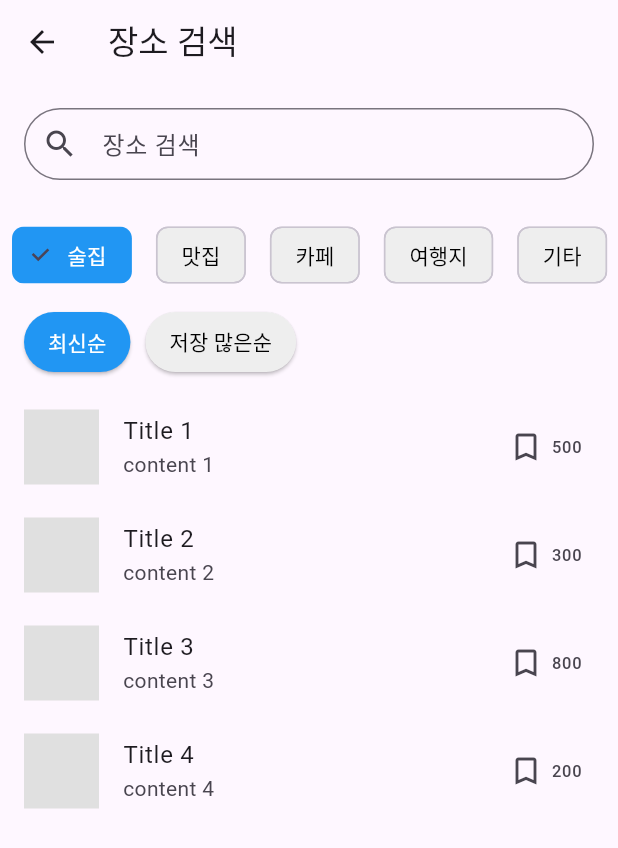
After one commit to 2GS-LuckyTon/Pinmate_FE, a Flutter app: the ListScreen screen opened directly, after a tap on "술집", on a phone screen of 412 x 824 dp. The commit adds this screen. Shown: the top 848 px of the screen. Run offline on Flutter 3.47's test engine with Material 3 defaults, Android fonts, the phone set to English and light mode, and no system bars; our stand-ins replace flutter_screenutil, google_maps_flutter, location.

Commit message:
Feat:: tag_list_screen 기본 틀 작성

```diff
--- a/lib/screen/mainfunction/list/list_screen.dart
+++ b/lib/screen/mainfunction/list/list_screen.dart
@@ -1,6 +1,7 @@
 import 'package:flutter/material.dart';
 import '../../main_screen.dart';
 import 'list_detail_screen.dart';
+import 'tag_list_screen.dart'; // TagListScreen import
 
 class ListScreen extends StatefulWidget {
   const ListScreen({super.key});
@@ -8,8 +9,8 @@ class ListScreen extends StatefulWidget {
   @override
   State<ListScreen> createState() => _ListScreenState();
 }
+
 class _ListScreenState extends State<ListScreen> {
-  // 예시 데이터
   final List<String> categories = ["술집", "맛집", "카페", "여행지", "기타"];
   final List<Map<String, dynamic>> hotList = [
     {"title": "Title", "content": "content", "scrap": 500},
@@ -52,7 +53,17 @@ class _ListScreenState extends State<ListScreen> {
                 childAspectRatio: 1,
               ),
               itemBuilder: (context, index) {
-                return Column(
+                return GestureDetector(
+                  onTap: () {
+                    // 리스트 태그 클릭 시 TagListScreen으로 이동
+                    Navigator.push(
+                      context,
+                      MaterialPageRoute(
+                        builder: (context) => TagListScreen(category: categories[index]),
+                      ),
+                    );
+                  },
+                  child: Column(
                     children: [
                       Container(
                         height: 50,
@@ -61,6 +72,7 @@ class _ListScreenState extends State<ListScreen> {
                       ),
                       Text(categories[index], style: TextStyle(fontSize: 12)),
                     ],
+                  ),
                 );
               },
             ),
--- /dev/null
+++ b/lib/screen/mainfunction/list/tag_list_screen.dart
@@ -0,0 +1,192 @@
+import 'package:flutter/material.dart';
+
+class TagListScreen extends StatefulWidget {
+  final String category;
+
+  TagListScreen({required this.category});
+
+  @override
+  _TagListScreenState createState() => _TagListScreenState();
+}
+
+class _TagListScreenState extends State<TagListScreen> with SingleTickerProviderStateMixin {
+  late TabController _tabController;
+  int selectedTagIndex = 0;
+
+  // 예시 데이터
+  final List<String> tags = ["술집", "맛집", "카페", "여행지", "기타"];
+  final List<Map<String, dynamic>> listData = [
+    {"title": "Title 1", "content": "content 1", "scrap": 500},
+    {"title": "Title 2", "content": "content 2", "scrap": 300},
+    {"title": "Title 3", "content": "content 3", "scrap": 800},
+    {"title": "Title 4", "content": "content 4", "scrap": 200},
+  ];
+
+  @override
+  void initState() {
+    super.initState();
+    _tabController = TabController(length: 2, vsync: this);
+  }
+
+  @override
+  void dispose() {
+    _tabController.dispose();
+    super.dispose();
+  }
+
+  @override
+  Widget build(BuildContext context) {
+    return Scaffold(
+      appBar: AppBar(
+        title: Text("장소 검색"),
+      ),
+      body: Column(
+        crossAxisAlignment: CrossAxisAlignment.start,
+        children: [
+          Padding(
+            padding: const EdgeInsets.all(16.0),
+            child: TextField(
+              decoration: InputDecoration(
+                hintText: '장소 검색',
+                prefixIcon: Icon(Icons.search),
+                border: OutlineInputBorder(
+                  borderRadius: BorderRadius.circular(30),
+                ),
+                contentPadding: EdgeInsets.symmetric(vertical: 0),
+              ),
+            ),
+          ),
+          SizedBox(height: 10),
+          // 태그 목록 (좌우 스크롤 가능)
+          SingleChildScrollView(
+            scrollDirection: Axis.horizontal,
+            child: Row(
+              children: List.generate(tags.length, (index) {
+                return Padding(
+                  padding: const EdgeInsets.symmetric(horizontal: 8.0),
+                  child: ChoiceChip(
+                    label: Text(tags[index]),
+                    selected: selectedTagIndex == index,
+                    onSelected: (bool selected) {
+                      setState(() {
+                        selectedTagIndex = index;
+                      });
+                    },
+                    selectedColor: Colors.blue,
+                    backgroundColor: Colors.grey[200],
+                    labelStyle: TextStyle(
+                      color: selectedTagIndex == index ? Colors.white : Colors.black,
+                    ),
+                  ),
+                );
+              }),
+            ),
+          ),
+          SizedBox(height: 10),
+          // 정렬 버튼 (최신순, 저장 많은순)
+          Padding(
+            padding: const EdgeInsets.symmetric(horizontal: 16.0),
+            child: Row(
+              mainAxisAlignment: MainAxisAlignment.start,
+              children: [
+                ElevatedButton(
+                  onPressed: () {
+                    _tabController.index = 0; // 최신순 탭으로 이동
+                  },
+                  style: ElevatedButton.styleFrom(
+                    padding: EdgeInsets.symmetric(horizontal: 16),
+                    backgroundColor: _tabController.index == 0 ? Colors.blue : Colors.grey[200],
+                    foregroundColor: _tabController.index == 0 ? Colors.white : Colors.black,
+                    shape: RoundedRectangleBorder(
+                      borderRadius: BorderRadius.circular(20),
+                    ),
+                  ),
+                  child: Text("최신순"),
+                ),
+                SizedBox(width: 10),
+                ElevatedButton(
+                  onPressed: () {
+                    _tabController.index = 1; // 저장 많은순 탭으로 이동
+                  },
+                  style: ElevatedButton.styleFrom(
+                    padding: EdgeInsets.symmetric(horizontal: 16),
+                    backgroundColor: _tabController.index == 1 ? Colors.blue : Colors.grey[200],
+                    foregroundColor: _tabController.index == 1 ? Colors.white : Colors.black,
+                    shape: RoundedRectangleBorder(
+                      borderRadius: BorderRadius.circular(20),
+                    ),
+                  ),
+                  child: Text("저장 많은순"),
+                ),
+              ],
+            ),
+          ),
+          SizedBox(height: 10),
+          // 최신순 및 저장 많은순 탭 내용
+          Expanded(
+            child: TabBarView(
+              controller: _tabController,
+              children: [
+                // 최신순 탭
+                ListView.builder(
+                  itemCount: listData.length,
+                  itemBuilder: (context, index) {
+                    return ListTile(
+                      leading: Container(
+                        height: 50,
+                        width: 50,
+                        color: Colors.grey[300],
+                      ),
+                      title: Text(listData[index]["title"]),
+                      subtitle: Text(listData[index]["content"]),
+                      trailing: Row(
+                        mainAxisSize: MainAxisSize.min,
+                        children: [
+                          Icon(Icons.bookmark_outline),
+                          SizedBox(width: 5),
+                          Text(listData[index]["scrap"].toString()),
+                        ],
+                      ),
+                      onTap: () {
+                        // 리스트 항목을 클릭했을 때의 동작 (예: 상세 페이지 이동)
+                      },
+                    );
+                  },
+                ),
+                // 저장 많은순 탭
+                ListView.builder(
+                  itemCount: listData.length,
+                  itemBuilder: (context, index) {
+                    List<Map<String, dynamic>> sortedList = List.from(listData);
+                    sortedList.sort((a, b) => b["scrap"].compareTo(a["scrap"]));
+
+                    return ListTile(
+                      leading: Container(
+                        height: 50,
+                        width: 50,
+                        color: Colors.grey[300],
+                      ),
+                      title: Text(sortedList[index]["title"]),
+                      subtitle: Text(sortedList[index]["content"]),
+                      trailing: Row(
+                        mainAxisSize: MainAxisSize.min,
+                        children: [
+                          Icon(Icons.bookmark_outline),
+                          SizedBox(width: 5),
+                          Text(sortedList[index]["scrap"].toString()),
+                        ],
+                      ),
+                      onTap: () {
+                        // 리스트 항목을 클릭했을 때의 동작 (예: 상세 페이지 이동)
+                      },
+                    );
+                  },
+                ),
+              ],
+            ),
+          ),
+        ],
+      ),
+    );
+  }
+}
```
Lines whose indentation alone changed are shown as unchanged.
